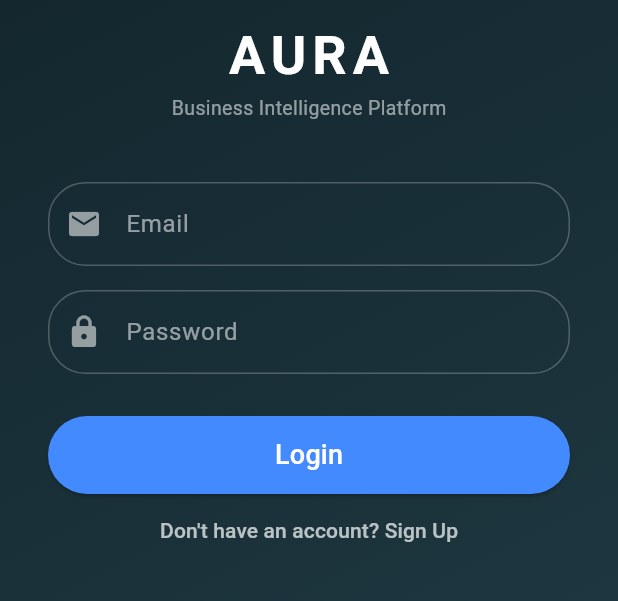
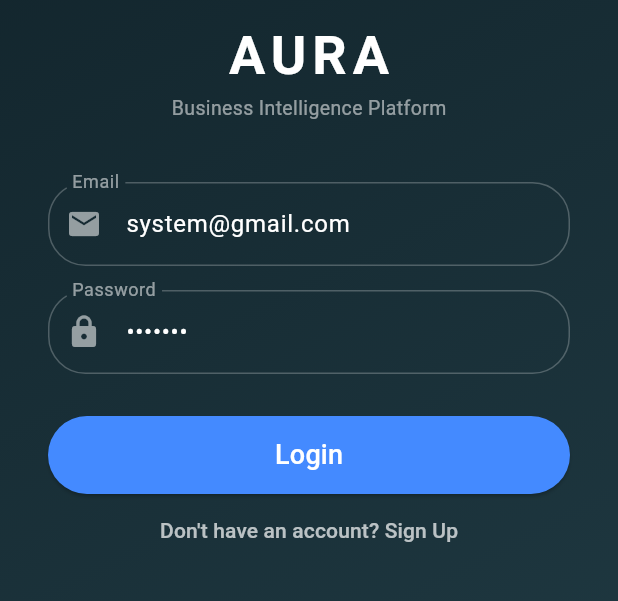
Before and after one commit to arc-sys-ctrl/Ai-Bussiness-Assistant, a Flutter app: the screen it shows after launch, on a phone screen of 412 x 824 dp, the part 403-1004 px from its top. Run offline on Flutter 3.47's test engine with Material 3 defaults, Android fonts, the light colour scheme and no system bars; our stand-ins replace shared_preferences; network calls fail.

Commit message:
feat: Pre-fill login credentials for testing and configure named routes for app navigation.

```diff
--- a/frontend/lib/main.dart
+++ b/frontend/lib/main.dart
@@ -1,5 +1,8 @@
 import 'package:flutter/material.dart';
 import 'screens/splash_screen.dart';
+import 'screens/login_screen.dart';
+import 'screens/signup_screen.dart';
+import 'screens/dashboard_screen.dart';
 
 void main() {
   runApp(const MyApp());
@@ -14,9 +17,15 @@ class MyApp extends StatelessWidget {
       debugShowCheckedModeBanner: false,
       theme: ThemeData.dark().copyWith(
         primaryColor: Colors.blueAccent,
-        scaffoldBackgroundColor: Color(0xFF121212),
+        scaffoldBackgroundColor: const Color(0xFF121212),
       ),
-      home: SplashScreen(),
+      initialRoute: '/',
+      routes: {
+        '/':        (context) => SplashScreen(),
+        '/login':    (context) => LoginScreen(),
+        '/signup':   (context) => SignupScreen(),
+        '/dashboard': (context) => DashboardScreen(),
+      },
     );
   }
 }
--- a/frontend/lib/screens/login_screen.dart
+++ b/frontend/lib/screens/login_screen.dart
@@ -8,8 +8,8 @@ class LoginScreen extends StatefulWidget {
 }
 
 class _LoginScreenState extends State<LoginScreen> {
-  final _emailCtrl    = TextEditingController();
-  final _passwordCtrl = TextEditingController();
+  final _emailCtrl    = TextEditingController(text: 'system@gmail.com');
+  final _passwordCtrl = TextEditingController(text: '1234567');
   bool _loading = false;
   String? _error;
 
```
